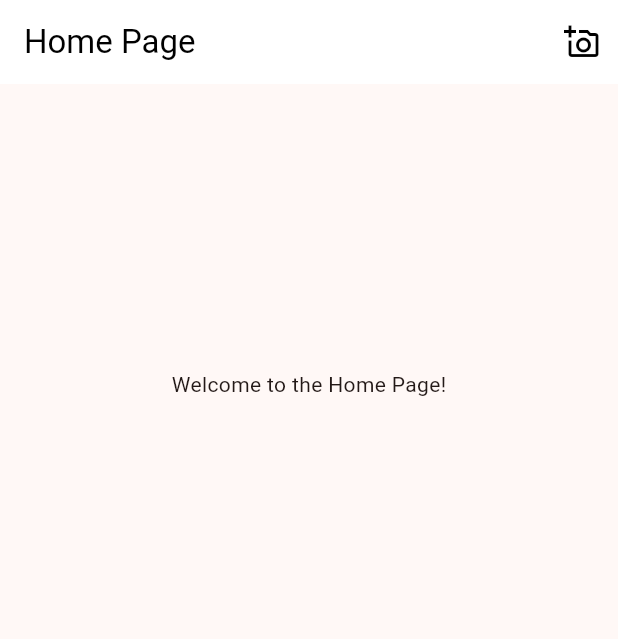
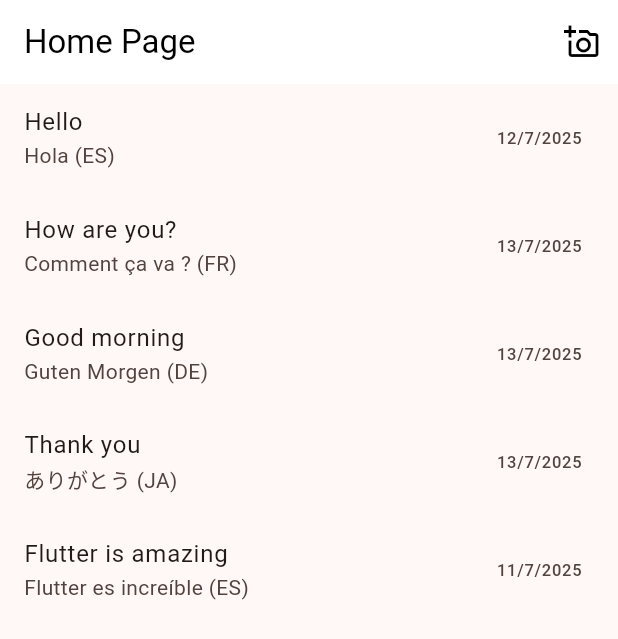
Before and after one commit to jtweeks/ocr_translation, a Flutter app: the screen it shows after launch, on a phone screen of 412 x 824 dp. Shown: the top 639 px of the screen. Run offline on Flutter 3.47's test engine with Material 3 defaults, Android fonts, the phone set to English and light mode, and no system bars; our stand-ins replace camera.

Commit message:
When the camera preview is not shown the list of translation is being shown.

```diff
--- /dev/null
+++ b/lib/models/translation_model.dart
@@ -0,0 +1,102 @@
+import 'package:flutter/foundation.dart'; // For @required if using older Flutter/Dart versions
+
+class TranslationModel {
+  final String originalText;
+  final String translatedText;
+  final String languageCode; // e.g., "en", "es", "fr" (ISO 639-1 code)
+  final DateTime dateAndTime;
+
+  TranslationModel({
+    required this.originalText,
+    required this.translatedText,
+    required this.languageCode,
+    required this.dateAndTime,
+  });
+
+  // Example static method to get a list of sample translations
+  // In a real application, this data would likely come from a database,
+  // API, or local storage.
+  static List<TranslationModel> getTranslations() {
+    return [
+      TranslationModel(
+        originalText: "Hello",
+        translatedText: "Hola",
+        languageCode: "es", // Spanish
+        dateAndTime: DateTime.now().subtract(const Duration(days: 1)),
+      ),
+      TranslationModel(
+        originalText: "How are you?",
+        translatedText: "Comment ça va ?",
+        languageCode: "fr", // French
+        dateAndTime: DateTime.now().subtract(const Duration(hours: 5)),
+      ),
+      TranslationModel(
+        originalText: "Good morning",
+        translatedText: "Guten Morgen",
+        languageCode: "de", // German
+        dateAndTime: DateTime.now().subtract(const Duration(minutes: 30)),
+      ),
+      TranslationModel(
+        originalText: "Thank you",
+        translatedText: "ありがとう", // Arigato
+        languageCode: "ja", // Japanese
+        dateAndTime: DateTime.now(),
+      ),
+      TranslationModel(
+        originalText: "Flutter is amazing",
+        translatedText: "Flutter es increíble",
+        languageCode: "es", // Spanish
+        dateAndTime: DateTime.now().subtract(const Duration(days: 2)),
+      ),
+    ];
+  }
+
+  // Optional: You might want to add methods for JSON serialization/deserialization
+  // if you plan to store this data or send it over a network.
+
+  // Example: Convert a TranslationModel instance to a Map (JSON)
+  Map<String, dynamic> toJson() {
+    return {
+      'originalText': originalText,
+      'translatedText': translatedText,
+      'languageCode': languageCode,
+      'dateAndTime': dateAndTime.toIso8601String(), // Store date as ISO 8601 string
+    };
+  }
+
+  // Example: Create a TranslationModel instance from a Map (JSON)
+  factory TranslationModel.fromJson(Map<String, dynamic> json) {
+    return TranslationModel(
+      originalText: json['originalText'] as String,
+      translatedText: json['translatedText'] as String,
+      languageCode: json['languageCode'] as String,
+      dateAndTime: DateTime.parse(json['dateAndTime'] as String),
+    );
+  }
+
+  // Optional: Override toString for easier debugging
+  @override
+  String toString() {
+    return 'TranslationModel(originalText: $originalText, translatedText: $translatedText, languageCode: $languageCode, dateAndTime: $dateAndTime)';
+  }
+
+  // Optional: Override == and hashCode for value comparison
+  @override
+  bool operator ==(Object other) {
+    if (identical(this, other)) return true;
+
+    return other is TranslationModel &&
+        other.originalText == originalText &&
+        other.translatedText == translatedText &&
+        other.languageCode == languageCode &&
+        other.dateAndTime == dateAndTime;
+  }
+
+  @override
+  int get hashCode {
+    return originalText.hashCode ^
+    translatedText.hashCode ^
+    languageCode.hashCode ^
+    dateAndTime.hashCode;
+  }
+}
--- a/lib/views/home_page.dart
+++ b/lib/views/home_page.dart
@@ -1,5 +1,6 @@
 import 'package:flutter/material.dart';
 import 'package:camera/camera.dart';
+import 'package:ocr_translation/models/translation_model.dart';
 
 class HomePage extends StatefulWidget {
   const HomePage({super.key});
@@ -9,33 +10,33 @@ class HomePage extends StatefulWidget {
 }
 
 class _HomePageState extends State<HomePage> {
-  // Key for the Scaffold
   final GlobalKey<ScaffoldState> _scaffoldKey = GlobalKey<ScaffoldState>();
-  // Key for the AppBar
   static const Key appBarKey = ValueKey('homePageAppBar');
-  // Key for the add button
   static const Key addPhotoButtonKey = ValueKey('addPhotoButton');
-  // Key for the camera preview (conditionally shown)
   static const Key cameraPreviewKey = ValueKey('cameraPreview');
+  static const Key translationsListKey = ValueKey('translationsListView'); // Key for the ListView
 
   CameraController? _cameraController;
   List<CameraDescription>? _cameras;
   bool _isCameraInitialized = false;
   bool _showCamera = false;
 
+  // List to hold translations
+  List<TranslationModel> _translations = [];
+
   @override
   void initState() {
     super.initState();
     _initializeCamera();
+    _loadTranslations(); // Load translations
   }
 
   Future<void> _initializeCamera() async {
     try {
       _cameras = await availableCameras();
       if (_cameras != null && _cameras!.isNotEmpty) {
-        // Default to the first available camera (usually rear)
         _cameraController = CameraController(
-          _cameras![0], // Selects the first camera (often the rear one)
+          _cameras![0],
           ResolutionPreset.medium,
         );
         await _cameraController!.initialize();
@@ -44,7 +45,6 @@ class _HomePageState extends State<HomePage> {
           _isCameraInitialized = true;
         });
       } else {
-        print("No cameras available");
         if (mounted) {
           ScaffoldMessenger.of(context).showSnackBar(
             const SnackBar(content: Text('No cameras available on this device.')),
@@ -52,13 +52,20 @@ class _HomePageState extends State<HomePage> {
         }
       }
     } catch (e) {
-      print("Error initializing camera: $e");
       if (mounted) {
         ScaffoldMessenger.of(context).showSnackBar(
           SnackBar(content: Text('Error initializing camera: $e')),
         );
       }
     }
+  }
+
+  // Method to load translations
+  void _loadTranslations() {
+    setState(() {
+      // Get translations from your TranslationModel
+      _translations = TranslationModel.getTranslations();
+    });
   }
 
   void _toggleCameraView() {
@@ -81,11 +88,11 @@ class _HomePageState extends State<HomePage> {
         key: appBarKey,
         title: const Text('Home Page'),
         backgroundColor: Colors.white,
-        foregroundColor: Colors.black, // For title and icon color
+        foregroundColor: Colors.black,
         actions: [
           IconButton(
             key: addPhotoButtonKey,
-            icon: const Icon(Icons.add_a_photo_outlined), // Changed to a camera-related plus icon
+            icon: const Icon(Icons.add_a_photo_outlined),
             onPressed: () {
               if (_isCameraInitialized) {
                 _toggleCameraView();
@@ -98,24 +105,43 @@ class _HomePageState extends State<HomePage> {
           ),
         ],
       ),
-      body: ListView(
-        children: [
-          Container(
-            height: 400,
-            child: Center(
-              child: _showCamera && _isCameraInitialized && _cameraController != null
-                  ? CameraPreview(
-                _cameraController!,
-                key: cameraPreviewKey,
-              )
-                  : const Text(
-                'Welcome to the Home Page!',
-                key: ValueKey('homePageWelcomeText'),
-              ),
-            ),
-          ),
-        ]
+      body: Center(
+        child: _showCamera && _isCameraInitialized && _cameraController != null
+            ? CameraPreview(
+          _cameraController!,
+          key: cameraPreviewKey,
+        )
+            : _buildTranslationsView(), // Show translations or a welcome message
       ),
     );
   }
+
+  // Widget to build the translations list or a fallback message
+  Widget _buildTranslationsView() {
+    if (_translations.isEmpty) {
+      return const Text(
+        'No translations yet. Add some!',
+        key: ValueKey('noTranslationsText'), // Key for this state
+      );
+    } else {
+      return ListView.builder(
+        key: translationsListKey, // Assign a key to the ListView
+        itemCount: _translations.length,
+        itemBuilder: (context, index) {
+          final TranslationModel translation = _translations[index];
+          return ListTile(
+            // It's good practice to give keys to items in a list if they can change
+            key: ValueKey('translation_item_${translation.originalText}_${translation.dateAndTime.millisecondsSinceEpoch}'),
+            title: Text(translation.originalText),
+            subtitle: Text(
+                '${translation.translatedText} (${translation.languageCode.toUpperCase()})'),
+            trailing: Text(
+              // Simple date formatting, you might want to use the 'intl' package for better formatting
+              '${translation.dateAndTime.day}/${translation.dateAndTime.month}/${translation.dateAndTime.year}',
+            ),
+          );
+        },
+      );
+    }
+  }
 }
```
Also changed, not shown: 1 other file.
